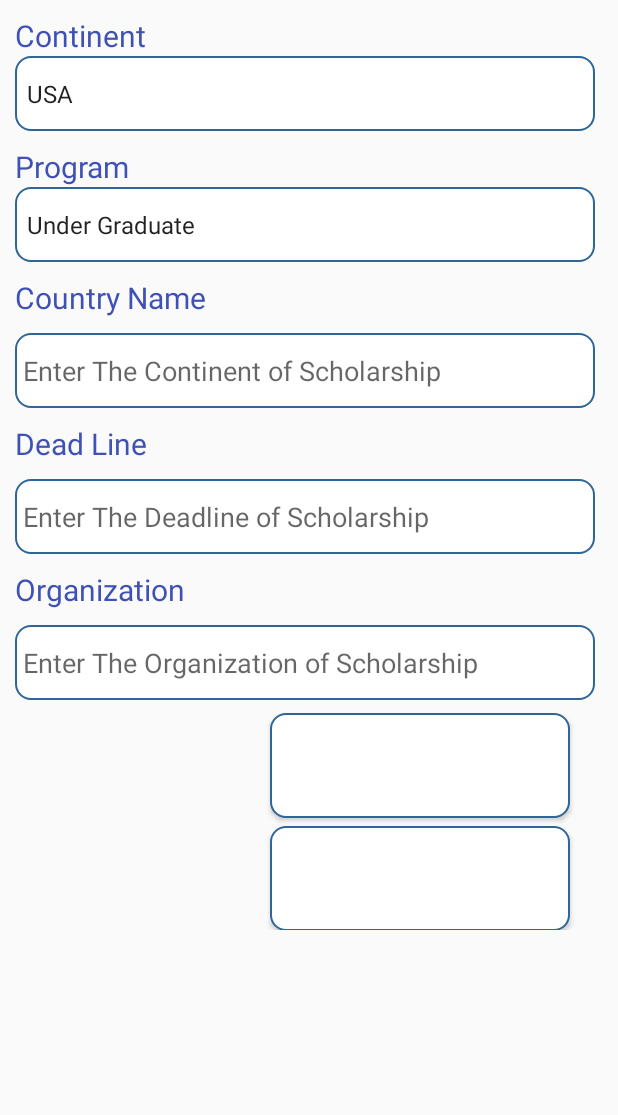
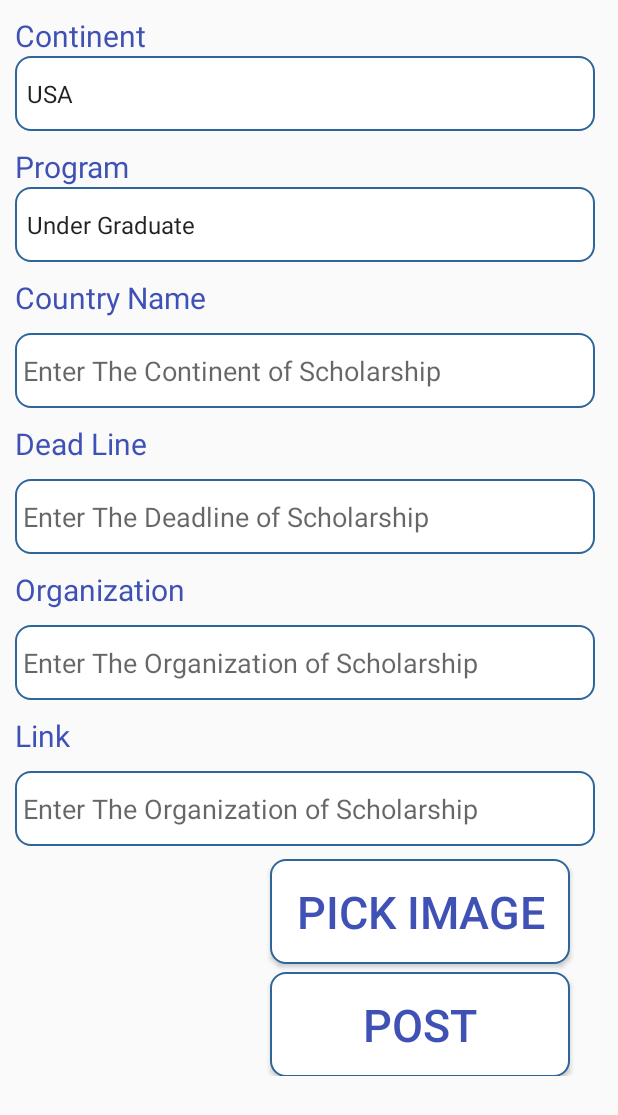
Before and after one commit to paulkassa/My-Scholarship, an Android app: the screen it shows after launch (MainActivity), on a phone screen of 412 x 824 dp. Shown: the top 1115 px of the screen. Run offline under Robolectric (Android 15) with nearby library versions, the phone set to English and light mode, and no system bars; our stand-ins replace Firebase (no records; nobody signed in at launch, a user with empty details on screens opened directly).

Commit message:
1st comm

```diff
--- a/app/src/main/res/layout/activity_main.xml
+++ b/app/src/main/res/layout/activity_main.xml
@@ -110,6 +110,26 @@
                 android:background="@drawable/round_edittext"
                 android:hint="Enter The Organization of Scholarship"
                 android:paddingLeft="5dp"/>
+            <TextView
+                android:layout_width="wrap_content"
+                android:layout_height="wrap_content"
+                android:text="Link"
+                android:textSize="20sp"
+                android:layout_marginTop="10dp"
+                android:layout_marginStart="10dp"
+                android:layout_marginEnd="15dp"
+                android:textColor="#3F51B5"
+                />
+            <EditText
+                android:id="@+id/link"
+                android:layout_width="match_parent"
+                android:layout_height="50dp"
+                android:layout_marginTop="10dp"
+                android:layout_marginStart="10dp"
+                android:layout_marginEnd="15dp"
+                android:background="@drawable/round_edittext"
+                android:hint="Enter The Organization of Scholarship"
+                android:paddingLeft="5dp"/>
             <LinearLayout
                 android:layout_width="match_parent"
                 android:layout_height="match_parent"
@@ -133,7 +153,7 @@
                         android:layout_marginLeft="20dp"
                         android:layout_marginTop="5dp"
                         android:background="@drawable/round_edittext"
-                        android:textColor="#FFF"
+                        android:textColor="#3F51B5"
                         />
                     <Button
                         android:id="@+id/post"
@@ -144,7 +164,7 @@
                         android:layout_marginLeft="20dp"
                         android:layout_marginTop="5dp"
                         android:background="@drawable/round_edittext"
-                        android:textColor="#FFF"
+                        android:textColor="#3F51B5"
                         />
                 </LinearLayout>
             </LinearLayout>
--- a/app/src/main/res/values/strings.xml
+++ b/app/src/main/res/values/strings.xml
@@ -2,7 +2,7 @@
     <string name="app_name">My Scholarship Admin</string>
     <string-array name="Continents">
         <item>USA</item>
-        <item>South America</item>
+        <item>SAmerica</item>
         <item>Europe</item>
         <item>Asia</item>
         <item>Australia</item>
```
Also changed, not shown: app/src/main/java/com/example/myscholarshipadmin/MainActivity.java (+29 -2 lines).
